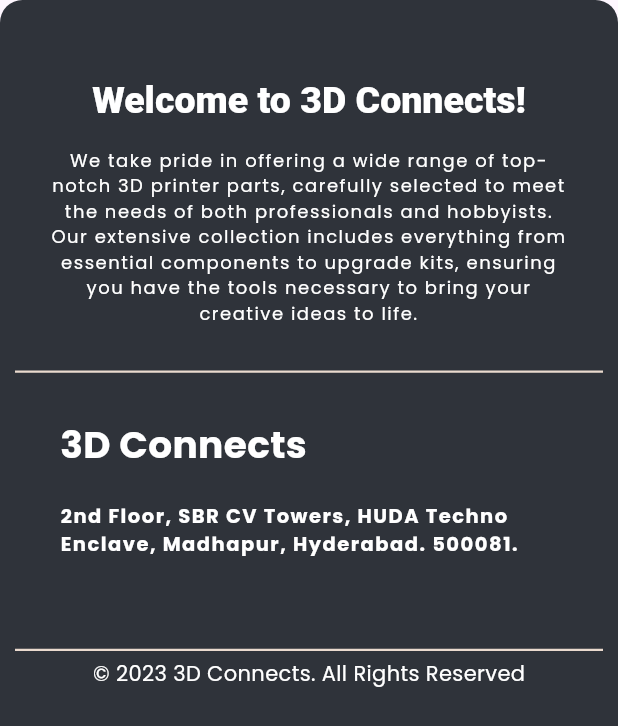
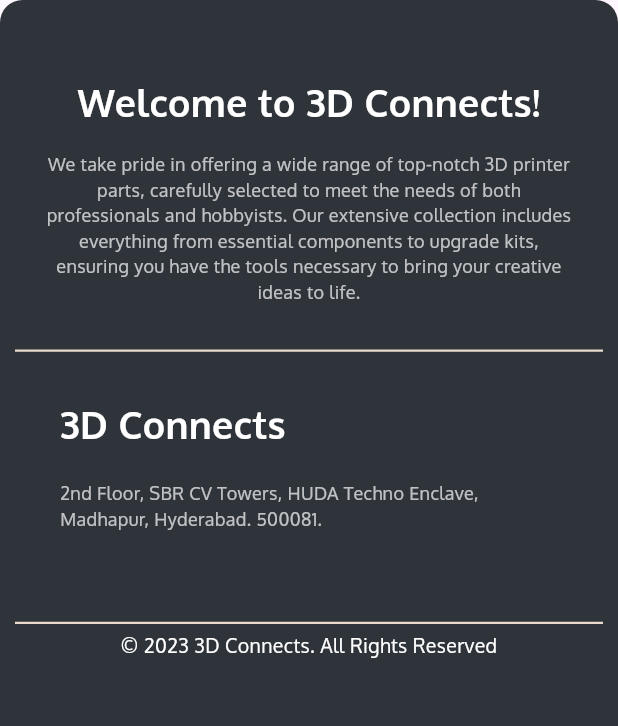
Before and after one commit to AiSense07/website, a Flutter app: the FooterBoard widget shown alone on an empty page, opened directly, on a phone screen of 412 x 824 dp. Shown: the top 726 px of the screen. Run offline on Flutter 3.47's test engine with Material 2 defaults, Android fonts, the phone set to English and light mode, and no system bars; our stand-ins replace beamer, cached_network_image, carousel_slider, fluttertoast, google_fonts, shimmer and 1 more; missing offline and left inert: number_paginator; network calls fail.

Commit message:
first commit

```diff
--- a/lib/presentation/widgets/footer.dart
+++ b/lib/presentation/widgets/footer.dart
@@ -1,5 +1,5 @@
 import 'package:flutter/material.dart';
-import 'package:google_fonts/google_fonts.dart';
+import 'package:three_connects/presentation/widgets/common_text.dart';
 import 'package:three_connects/utils/app_color.dart';
 
 import '../../utils/helper.dart';
@@ -49,17 +49,18 @@ class _FooterBoardState extends State<FooterBoard> {
             horizontal: responsivePaddingWidth(constraints, context),
           ),
           child: Column(
+            crossAxisAlignment: CrossAxisAlignment.center,
             children: [
               const SizedBox(height: 50),
-              Center(
-                child: Text(
+
+              Text(
                 "Welcome to 3D Connects!",
                 textAlign: TextAlign.center,
-                  style: Theme.of(context).textTheme.headlineSmall?.copyWith(
-                        fontWeight: FontWeight.w900,
+                style: TextStyle(
+                  fontFamily: "oxy",
+                      fontWeight: FontWeight.bold,
                       color: Colors.white,
                       fontSize: constraints.maxWidth <= 900 ? 25 : 32,
-                      ),
                     ),
               ),
               const SizedBox(height: 15),
@@ -79,7 +80,11 @@ class _FooterBoardState extends State<FooterBoard> {
                       "upgrade kits, ensuring you have the tools necessary to"
                       " bring your creative ideas to life.",
                   textAlign: TextAlign.center,
-                  style: GoogleFonts.poppins(color: Colors.white, letterSpacing: 1, fontSize: constraints.maxWidth <= 900 ? 12 : 15),
+                  style: TextStyle(
+                    fontFamily:  "oxy",
+                    color: Colors.white70,
+                    fontSize: constraints.maxWidth <= 900 ? 12 : 15,
+                  ),
                 ),
               ),
               const SizedBox(height: 30),
@@ -136,12 +141,23 @@ class _FooterBoardState extends State<FooterBoard> {
                                   children: [
                                     Text(
                                       "3D Connects",
-                                      style: GoogleFonts.poppins(fontWeight: FontWeight.w900, color: Colors.white, fontSize: constraints.maxWidth <= 900 ? 25 : 32),
+                                      textAlign: TextAlign.center,
+                                      style: TextStyle(
+                                        fontFamily: "oxy",
+                                        fontWeight: FontWeight.bold,
+                                        color: Colors.white,
+                                        fontSize: constraints.maxWidth <= 900 ? 25 : 32,
+                                      ),
                                     ),
                                     const SizedBox(height: 20),
                                     Text(
-                                      "2nd Floor, SBR CV Towers, HUDA Techno Enclave, Madhapur, Hyderabad. 500081. ",
-                                      style: GoogleFonts.poppins(color: Colors.white.withOpacity(0.8), letterSpacing: 1, fontSize: constraints.maxWidth <= 900 ? 13 : 13),
+                                      "2nd Floor, SBR CV Towers, HUDA Techno "
+                                          "Enclave, Madhapur, Hyderabad. 500081. ",
+                                      style: TextStyle(
+                                        fontFamily:  "oxy",
+                                        color: Colors.white70,
+                                        fontSize: constraints.maxWidth <= 900 ? 12 : 15,
+                                      ),
                                     ),
                                     const SizedBox(height: 20),
                                   ],
@@ -153,9 +169,11 @@ class _FooterBoardState extends State<FooterBoard> {
                                 crossAxisAlignment: CrossAxisAlignment.start,
                                 mainAxisAlignment: MainAxisAlignment.start,
                                 children: [
-                                  Text(
-                                    "Company",
-                                    style: GoogleFonts.poppins(fontSize: 20, fontWeight: FontWeight.bold, color: Colors.white),
+                                  Texts.headingText(
+                                   text: "Company",
+                                    color: Colors.white,
+                                    fontWeight: FontWeight.bold,
+                                    fontSize: 20,
                                   ),
                                   const SizedBox(height: 35),
                                   Column(
@@ -175,7 +193,7 @@ class _FooterBoardState extends State<FooterBoard> {
                                             }
                                           },
                                           onHover: (value) {
-                                            if(value){
+                                            if (value) {
                                               setState(() {
                                                 company = index;
                                               });
@@ -187,7 +205,8 @@ class _FooterBoardState extends State<FooterBoard> {
                                           },
                                           child: Text(
                                             companyFooterList[index],
-                                            style: GoogleFonts.poppins(
+                                            style: TextStyle(
+                                              fontFamily: "oxy",
                                               fontSize: 14,
                                               color: Colors.white.withOpacity(0.8),
                                               decoration: company == index ? TextDecoration.underline : TextDecoration.none,
@@ -206,9 +225,11 @@ class _FooterBoardState extends State<FooterBoard> {
                                 crossAxisAlignment: CrossAxisAlignment.start,
                                 mainAxisAlignment: MainAxisAlignment.start,
                                 children: [
-                                  Text(
-                                    "Informations",
-                                    style: GoogleFonts.poppins(fontSize: 20, fontWeight: FontWeight.bold, color: Colors.white),
+                                  Texts.headingText(
+                                    text: "Information",
+                                    color: Colors.white,
+                                    fontWeight: FontWeight.bold,
+                                    fontSize: 20,
                                   ),
                                   const SizedBox(height: 35),
                                   Column(
@@ -236,7 +257,7 @@ class _FooterBoardState extends State<FooterBoard> {
                                             }
                                           },
                                           onHover: (value) {
-                                            if(value){
+                                            if (value) {
                                               setState(() {
                                                 info = index;
                                               });
@@ -248,9 +269,9 @@ class _FooterBoardState extends State<FooterBoard> {
                                           },
                                           child: Text(
                                             informationFooterList[index],
-                                            style: GoogleFonts.poppins(
+                                            style: TextStyle(
+                                              fontFamily: "oxy",
                                               fontSize: 14,
-                                              fontWeight: FontWeight.bold,
                                               color: Colors.white.withOpacity(0.8),
                                               decoration: info == index ? TextDecoration.underline : TextDecoration.none,
                                               decorationColor: Colors.white,
@@ -277,16 +298,22 @@ class _FooterBoardState extends State<FooterBoard> {
                                 children: [
                                   Text(
                                     "3D Connects",
-                                    style: GoogleFonts.poppins(fontSize: constraints.maxWidth <= 900 ? 25 : 30, fontWeight: FontWeight.bold, color: Colors.white),
+                                    textAlign: TextAlign.center,
+                                    style: TextStyle(
+                                      fontFamily: "oxy",
+                                      fontWeight: FontWeight.bold,
+                                      color: Colors.white,
+                                      fontSize: constraints.maxWidth <= 900 ? 25 : 32,
+                                    ),
                                   ),
                                   const SizedBox(height: 20),
                                   Text(
-                                    "2nd Floor, SBR CV Towers, HUDA Techno Enclave, Madhapur, Hyderabad. 500081. ",
-                                    style: GoogleFonts.poppins(
-                                          fontWeight: FontWeight.bold,
-                                          color: Colors.white,
-                                          letterSpacing: 1,
-                                          fontSize: constraints.maxWidth <= 900 ? 13 : 13,
+                                    "2nd Floor, SBR CV Towers, HUDA Techno "
+                                        "Enclave, Madhapur, Hyderabad. 500081. ",
+                                    style: TextStyle(
+                                      fontFamily:  "oxy",
+                                      color: Colors.white70,
+                                      fontSize: constraints.maxWidth <= 900 ? 12 : 15,
                                     ),
                                   ),
                                 ],
@@ -299,11 +326,10 @@ class _FooterBoardState extends State<FooterBoard> {
               widget.isHideFooter == true ? const SizedBox(height: 1) : Container(height: 1.5, color: const Color(0xFFEADACE)),
               const SizedBox(height: 5),
               // const Spacer(),
-              Center(
-                child: Text(
-                  "© 2023 3D Connects. All Rights Reserved",
-                  style: GoogleFonts.poppins(color: Colors.white),
-                ),
+              Texts.small13Text(
+                size: MediaQuery.of(context).size,
+               text:  "© 2023 3D Connects. All Rights Reserved",
+                color: Colors.white,
               ),
               // const Spacer(),
             ],
```
Also changed, not shown: lib/presentation/screen/product_screen/desc_widget.dart (+125 -4 lines), lib/presentation/widgets/product_container.dart (+10 -6 lines). Lines whose indentation alone changed are shown as unchanged.
